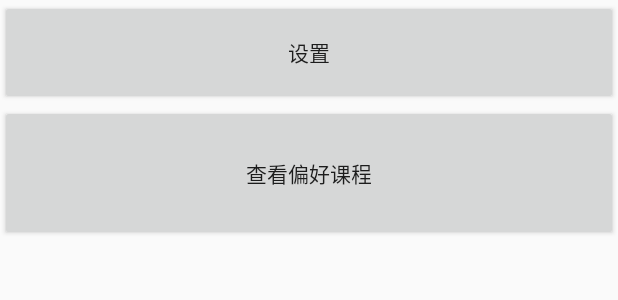
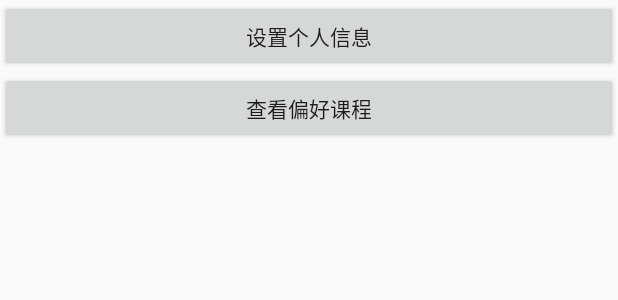
Before and after one commit to CengLaiCengQu/CengYiCeng, an Android app: the layout me_fragment_xml.xml on its own in the app's theme, with its tools: preview values and no code run, on a phone screen of 412 x 824 dp. Shown: the top 300 px of the screen. Run offline under Robolectric (Android 15) with nearby library versions, the phone set to English and light mode, and no system bars.

```diff
--- a/app/src/main/res/layout/me_fragment_xml.xml
+++ b/app/src/main/res/layout/me_fragment_xml.xml
@@ -9,20 +9,20 @@
     android:baselineAligned="false">
 
     <Button
+        android:id="@+id/item_set"
         android:layout_width="match_parent"
-        android:layout_height="70dp"
-        android:id="@+id/item_set"
-        android:text="设置"
+        android:layout_height="wrap_content"
+        android:text="设置个人信息"
 
         />
 
     <Button
         android:layout_width="match_parent"
-        android:layout_height="63dp"
+        android:layout_height="wrap_content"
         android:id="@+id/item_looklike"
         android:text="查看偏好课程"
 
-        android:layout_weight="0.04" />
+     />
 
 
 </LinearLayout>
```
Also changed, not shown: app/src/main/java/com/example/rubrub/Fragment/MeFragment.java (+15 -4 lines).
